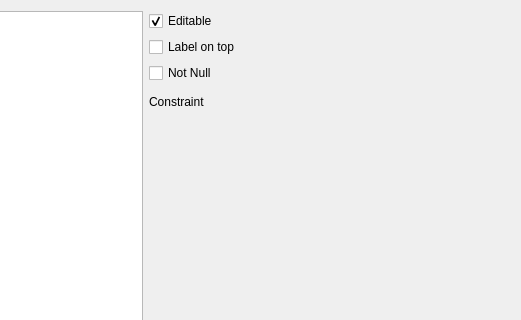
Above: src/ui/qgsattributetypeedit.ui from carsmie/QGIS before the change; both pictures show x 230 to 751 and y 0 to 320 of the 751 by 487 pixel window. Below: the same form after it.
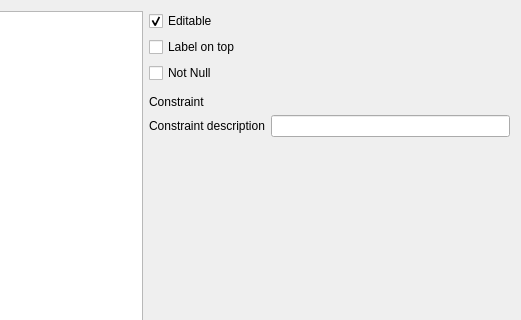
That is the form after the change. Custom widgets are drawn as their Qt base class.

Commit message: add constraint description

What changed in the file:
```diff
--- a/src/ui/qgsattributetypeedit.ui
+++ b/src/ui/qgsattributetypeedit.ui
@@ -74,6 +74,23 @@
      </item>
     </layout>
    </item>
+   <item row="5" column="1">
+    <layout class="QHBoxLayout" name="horizontalLayout">
+     <property name="bottomMargin">
+      <number>0</number>
+     </property>
+     <item>
+      <widget class="QLabel" name="label_2">
+       <property name="text">
+        <string>Constraint description</string>
+       </property>
+      </widget>
+     </item>
+     <item>
+      <widget class="QLineEdit" name="constraintExpressionDescription"/>
+     </item>
+    </layout>
+   </item>
   </layout>
  </widget>
  <customwidgets>
```
The commit also changes 13 other files.
